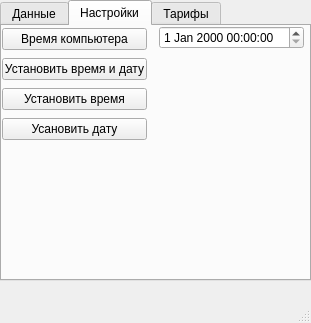
Qt form mainwindow.ui (EdzisCh/SmartMeter_GUI) before a commit.
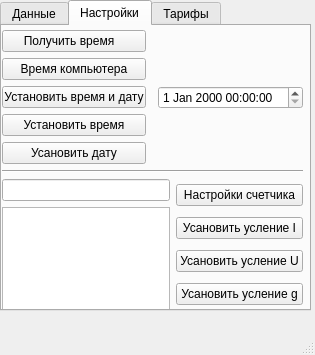
The same form after that commit. The open tabs and pages were chosen to show the change.

Commit message: Data transmition, logo, date&time settings

Patch:
```diff
--- a/mainwindow.ui
+++ b/mainwindow.ui
@@ -6,8 +6,8 @@
    <rect>
     <x>0</x>
     <y>0</y>
-    <width>311</width>
-    <height>323</height>
+    <width>315</width>
+    <height>355</height>
    </rect>
   </property>
   <property name="sizePolicy">
@@ -26,7 +26,7 @@
       <x>0</x>
       <y>0</y>
       <width>311</width>
-      <height>281</height>
+      <height>311</height>
      </rect>
     </property>
     <property name="currentIndex">
@@ -64,30 +64,6 @@
             </widget>
            </item>
            <item>
-            <spacer name="horizontalSpacer">
-             <property name="orientation">
-              <enum>Qt::Horizontal</enum>
-             </property>
-             <property name="sizeHint" stdset="0">
-              <size>
-               <width>40</width>
-               <height>20</height>
-              </size>
-             </property>
-            </spacer>
-           </item>
-          </layout>
-         </item>
-         <item>
-          <layout class="QHBoxLayout" name="horizontalLayout_3">
-           <item>
-            <widget class="QPushButton" name="getTimeBtn">
-             <property name="text">
-              <string>Получить время   </string>
-             </property>
-            </widget>
-           </item>
-           <item>
             <spacer name="horizontalSpacer_2">
              <property name="orientation">
               <enum>Qt::Horizontal</enum>
@@ -128,12 +104,26 @@
       <property name="geometry">
        <rect>
         <x>0</x>
-        <y>0</y>
-        <width>302</width>
-        <height>116</height>
+        <y>4</y>
+        <width>301</width>
+        <height>281</height>
        </rect>
       </property>
+      <layout class="QVBoxLayout" name="verticalLayout_8">
+       <item>
       <layout class="QHBoxLayout" name="horizontalLayout_2">
+         <property name="spacing">
+          <number>6</number>
+         </property>
+         <property name="topMargin">
+          <number>0</number>
+         </property>
+         <property name="rightMargin">
+          <number>0</number>
+         </property>
+         <property name="bottomMargin">
+          <number>0</number>
+         </property>
        <item>
         <layout class="QHBoxLayout" name="horizontalLayout">
          <property name="spacing">
@@ -145,7 +135,14 @@
          <item>
           <layout class="QVBoxLayout" name="verticalLayout_3">
            <item>
-            <widget class="QPushButton" name="dateTimeFromMeterBtn">
+              <widget class="QPushButton" name="getTimeBtn">
+               <property name="text">
+                <string>Получить время   </string>
+               </property>
+              </widget>
+             </item>
+             <item>
+              <widget class="QPushButton" name="computerDateTimeBtn">
              <property name="text">
               <string>Время компьютера</string>
              </property>
@@ -178,6 +175,19 @@
        </item>
        <item>
         <layout class="QVBoxLayout" name="verticalLayout_4">
+           <item>
+            <spacer name="verticalSpacer_2">
+             <property name="orientation">
+              <enum>Qt::Vertical</enum>
+             </property>
+             <property name="sizeHint" stdset="0">
+              <size>
+               <width>20</width>
+               <height>40</height>
+              </size>
+             </property>
+            </spacer>
+           </item>
          <item>
           <widget class="QDateTimeEdit" name="dateTimeEdit"/>
          </item>
@@ -197,6 +207,61 @@
         </layout>
        </item>
       </layout>
+       </item>
+       <item>
+        <widget class="Line" name="line">
+         <property name="orientation">
+          <enum>Qt::Horizontal</enum>
+         </property>
+        </widget>
+       </item>
+       <item>
+        <layout class="QHBoxLayout" name="horizontalLayout_6">
+         <item>
+          <layout class="QVBoxLayout" name="verticalLayout_6">
+           <item>
+            <widget class="QLineEdit" name="settingsInput"/>
+           </item>
+           <item>
+            <widget class="QTextBrowser" name="settingsOutput"/>
+           </item>
+          </layout>
+         </item>
+         <item>
+          <layout class="QVBoxLayout" name="verticalLayout_7">
+           <item>
+            <widget class="QPushButton" name="getMeterSettigs">
+             <property name="text">
+              <string>Настройки счетчика</string>
+             </property>
+            </widget>
+           </item>
+           <item>
+            <widget class="QPushButton" name="pushButton_2">
+             <property name="text">
+              <string>Усановить усление I</string>
+             </property>
+            </widget>
+           </item>
+           <item>
+            <widget class="QPushButton" name="pushButton_3">
+             <property name="text">
+              <string>Усановить усление U</string>
+             </property>
+            </widget>
+           </item>
+           <item>
+            <widget class="QPushButton" name="pushButton_4">
+             <property name="text">
+              <string>Усановить усление g</string>
+             </property>
+            </widget>
+           </item>
+          </layout>
+         </item>
+        </layout>
+       </item>
+      </layout>
      </widget>
     </widget>
     <widget class="QWidget" name="Settings">
```
Left out of the diff: 13 changed lines with no effect on the pictures. Lines whose indentation alone changed are shown as unchanged. The commit also changes 7 other files.
